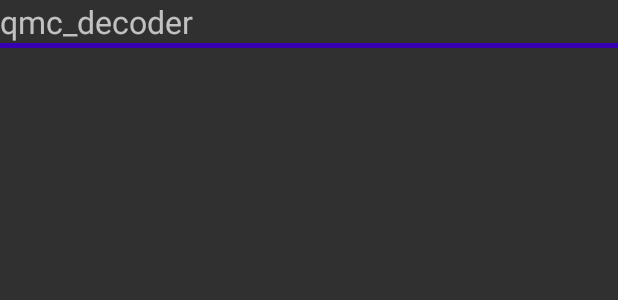
After one commit to iHe1u0/qmc_decoder_android, an Android app: the layout file_item.xml on its own in the app's theme, with its tools: preview values and no code run, on a phone screen of 412 x 824 dp. The commit adds this screen. Shown: the top 300 px of the screen. Run offline under Robolectric (Android 15) with nearby library versions, the phone set to English and light mode, and no system bars.

Commit message:
添加文件列表
打开App后会自动加载QQ音乐目录下的qmc类型文件，点击后即可完成转码，转码结果在原目录下。

```diff
--- a/app/build.gradle
+++ b/app/build.gradle
@@ -40,7 +40,7 @@ android {
 }
 
 dependencies {
-
+    implementation 'com.hjq:xxpermissions:10.6'
     implementation 'androidx.appcompat:appcompat:1.2.0'
     implementation 'com.google.android.material:material:1.3.0'
     implementation 'androidx.constraintlayout:constraintlayout:2.0.4'
--- /dev/null
+++ b/app/src/main/res/layout/file_item.xml
@@ -0,0 +1,18 @@
+<?xml version="1.0" encoding="utf-8"?>
+<LinearLayout xmlns:android="http://schemas.android.com/apk/res/android"
+    android:layout_width="match_parent"
+    android:layout_height="match_parent"
+    android:orientation="vertical">
+
+    <androidx.appcompat.widget.AppCompatTextView
+        android:text="@string/app_name"
+        android:textSize="21sp"
+        android:id="@+id/file_item_tv"
+        android:layout_width="match_parent"
+        android:layout_height="wrap_content" />
+
+    <View
+        android:layout_width="match_parent"
+        android:layout_height="3sp"
+        android:background="@color/purple_700" />
+</LinearLayout>
--- a/app/src/main/res/values-night/themes.xml
+++ b/app/src/main/res/values-night/themes.xml
@@ -1,6 +1,6 @@
 <resources xmlns:tools="http://schemas.android.com/tools">
     <!-- Base application theme. -->
-    <style name="Theme.Qmc_decoder" parent="Theme.MaterialComponents.DayNight.DarkActionBar">
+    <style name="Theme.Qmc_decoder" parent="Theme.AppCompat.DayNight.NoActionBar">
         <!-- Primary brand color. -->
         <item name="colorPrimary">@color/purple_200</item>
         <item name="colorPrimaryVariant">@color/purple_700</item>
--- a/app/src/main/res/values/themes.xml
+++ b/app/src/main/res/values/themes.xml
@@ -1,6 +1,6 @@
 <resources xmlns:tools="http://schemas.android.com/tools">
     <!-- Base application theme. -->
-    <style name="Theme.Qmc_decoder" parent="Theme.MaterialComponents.DayNight.DarkActionBar">
+    <style name="Theme.Qmc_decoder" parent="Theme.AppCompat.NoActionBar">
         <!-- Primary brand color. -->
         <item name="colorPrimary">@color/purple_500</item>
         <item name="colorPrimaryVariant">@color/purple_700</item>
```
Also changed, not shown: app/src/main/AndroidManifest.xml (+9 -3 lines), app/src/main/java/com/imorning/qmc_decoder/App.java (added, +13 -0 lines), app/src/main/java/com/imorning/qmc_decoder/MainActivity.java (+82 -25 lines), app/src/main/res/layout/activity_main.xml (+4 -4 lines).
